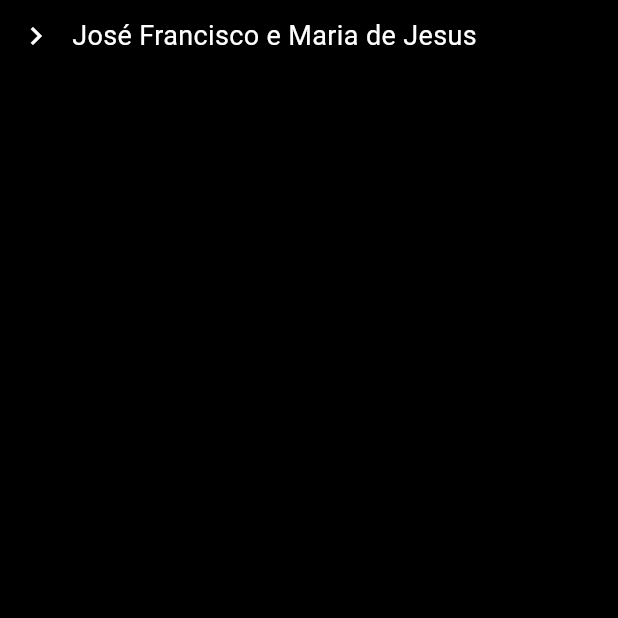
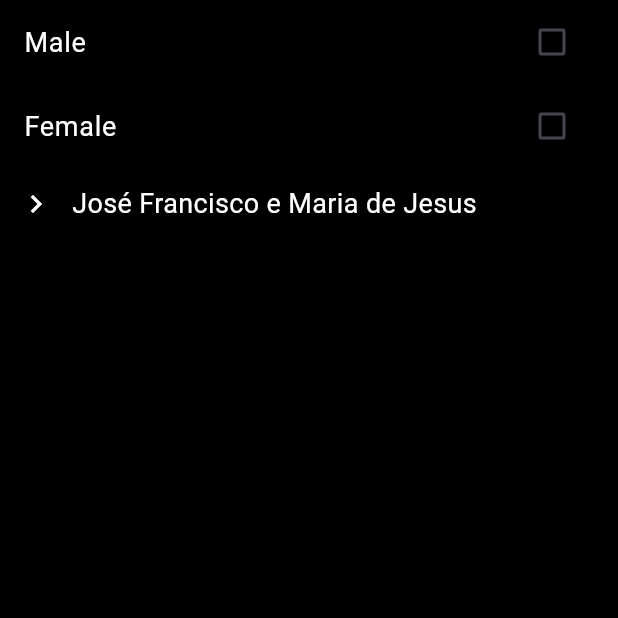
Before and after one commit to AndreDrummer/tree-view, a Flutter app: the screen it shows after launch, on a phone screen of 412 x 824 dp, the top half of it. Run offline on Flutter 3.47's test engine with Material 3 defaults, Android fonts, the phone set to English and light mode, and no system bars.

Commit message:
filtering by gender

```diff
--- a/lib/controller/controller.dart
+++ b/lib/controller/controller.dart
@@ -2,28 +2,32 @@ import 'package:flutter/material.dart';
 import 'package:tree_view/models/person.dart';
 
 class Controller with ChangeNotifier {
-  Person _family = Person(
+  static final Person _originalRoot = Person(
     id: 1,
     name: "José Francisco e Maria de Jesus",
+    gender: PersonGender.male,
     children: [
       Person(
         id: 2,
         name: "Edna Jesus",
+        gender: PersonGender.female,
         children: [
           Person(
             id: 7,
             name: "André",
+            gender: PersonGender.male,
             children: [
-              Person(name: "Liu Kang", id: 18),
-              Person(name: "Scottie", id: 19),
+              Person(name: "Liu Kang", id: 18, gender: PersonGender.male),
+              Person(name: "Scottie", id: 19, gender: PersonGender.female),
             ],
           ),
-          Person(name: "Ana", id: 8),
+          Person(name: "Ana", id: 8, gender: PersonGender.female),
           Person(
             id: 9,
             name: "Alisson",
+            gender: PersonGender.male,
             children: [
-              Person(name: "Luke", id: 20),
+              Person(name: "Luke", id: 20, gender: PersonGender.male),
             ],
           ),
         ],
@@ -31,61 +35,116 @@ class Controller with ChangeNotifier {
       Person(
         id: 3,
         name: "Erika Jesus",
+        gender: PersonGender.female,
         children: [
-          Person(name: "Erik", id: 10),
+          Person(name: "Erik", id: 10, gender: PersonGender.male),
           Person(
             id: 11,
             name: "Evellyn",
+            gender: PersonGender.female,
             children: [
               Person(
                 id: 12,
                 name: "Romeu e Julieta",
                 children: [
-                  Person(name: "Cuxurrin 1", id: 13),
-                  Person(name: "Cuxurrin 2", id: 14),
-                  Person(name: "Cuxurrin 3", id: 15),
-                  Person(name: "Cuxurrin 4", id: 16),
-                  Person(name: "Cuxurrin 5", id: 17),
+                  Person(name: "Cuxurrin 1", id: 13, gender: PersonGender.male),
+                  Person(
+                      name: "Cuxurrin 2", id: 14, gender: PersonGender.female),
+                  Person(name: "Cuxurrin 3", id: 15, gender: PersonGender.male),
+                  Person(
+                      name: "Cuxurrin 4", id: 16, gender: PersonGender.female),
+                  Person(name: "Cuxurrin 5", id: 17, gender: PersonGender.male),
                 ],
               ),
             ],
           ),
-          Person(name: "Everthon", id: 21),
+          Person(name: "Everthon", id: 21, gender: PersonGender.male),
         ],
       ),
       Person(
         id: 4,
         name: "Edson Jesus",
+        gender: PersonGender.male,
         children: [
           Person(
             id: 22,
             name: "Wadson Jesus",
+            gender: PersonGender.male,
             children: [
-              Person(name: "Bruno", id: 23),
+              Person(name: "Bruno", id: 23, gender: PersonGender.male),
             ],
           ),
-          Person(name: "Mariah", id: 24),
+          Person(name: "Mariah", id: 24, gender: PersonGender.female),
         ],
       ),
-      Person(name: "Eudes Jesus", id: 5),
+      Person(name: "Eudes Jesus", id: 5, gender: PersonGender.male),
       Person(
         id: 6,
         name: "Hélida Jesus",
+        gender: PersonGender.female,
         children: [
-          Person(name: "César", id: 25),
-          Person(name: "Silas", id: 26),
+          Person(name: "César", id: 25, gender: PersonGender.male),
+          Person(name: "Silas", id: 26, gender: PersonGender.male),
         ],
       ),
     ],
   );
 
-  Person get root => _family;
+  static Person _root = _originalRoot;
+
+  Person get root => _root;
+
+  void _setRoot(Person node) {
+    _root = node;
+  }
+
+  PersonGender genderTypeFilter = PersonGender.none;
+  PersonGender get female => PersonGender.female;
+  PersonGender get male => PersonGender.male;
+  PersonGender get none => PersonGender.none;
 
   void toogleNodeView(Person node) {
-    final newNode = node.expanded ? node.close() : node.open();
-    final updatedNode = _family.updateNode(newNode);
+    final updatedNode = node.expanded ? node.close() : node.open();
 
-    if (node.id == root.id) _family = updatedNode ?? _family;
+    bool nodeWithIdPredicate(Person innerNode) {
+      return innerNode.id == node.id;
+    }
+
+    final newNode = root.toggleNode(updatedNode, nodeWithIdPredicate);
+
+    if (node.id == root.id) _setRoot(newNode ?? root);
+
+    notifyListeners();
+  }
+
+  void filterByMaleGender() {
+    if (genderTypeFilter == male) {
+      genderTypeFilter = none;
+    } else {
+      genderTypeFilter = male;
+    }
+
+    _filterByGender();
+  }
+
+  void filterByFemaleGender() {
+    if (genderTypeFilter == female) {
+      genderTypeFilter = none;
+    } else {
+      genderTypeFilter = female;
+    }
+
+    _filterByGender();
+  }
+
+  void _filterByGender() {
+    _setRoot(_originalRoot);
+    final newNode = root.buildTreeWithPredicate(
+      (person) {
+        return person.gender == genderTypeFilter;
+      },
+    );
+    _setRoot(newNode ?? root);
 
     notifyListeners();
   }
--- a/lib/main.dart
+++ b/lib/main.dart
@@ -38,6 +38,25 @@ class MyHomePage extends StatefulWidget {
 }
 
 class _MyHomePageState extends State<MyHomePage> {
+  bool called = false;
+
+  void callOnce(VoidCallback call) {
+    if (!called) {
+      call();
+      setState(() {
+        called = true;
+      });
+    }
+  }
+
+  @override
+  void didChangeDependencies() {
+    // callOnce(() {
+    //   Provider.of<Controller>(context, listen: false).filterByMaleGender();
+    // });
+    super.didChangeDependencies();
+  }
+
   @override
   Widget build(BuildContext context) {
     return SafeArea(
@@ -47,11 +66,35 @@ class _MyHomePageState extends State<MyHomePage> {
           children: [
             Consumer<Controller>(
               builder: (context, controller, _) {
-                return TreeView(
-                  controller.root,
-                  toggleNodeView: (node) {
-                    controller.toogleNodeView(node);
-                  },
+                return Column(
+                  children: [
+                    CheckboxListTile(
+                      value: controller.genderTypeFilter == controller.male,
+                      onChanged: (value) {
+                        controller.filterByMaleGender();
+                      },
+                      title: const Text(
+                        "Male",
+                        style: TextStyle(color: Colors.white, fontSize: 18),
+                      ),
+                    ),
+                    CheckboxListTile(
+                      value: controller.genderTypeFilter == controller.female,
+                      onChanged: (value) {
+                        controller.filterByFemaleGender();
+                      },
+                      title: const Text(
+                        "Female",
+                        style: TextStyle(color: Colors.white, fontSize: 18),
+                      ),
+                    ),
+                    TreeView(
+                      controller.root,
+                      toggleNodeView: (node) {
+                        controller.toogleNodeView(node);
+                      },
+                    ),
+                  ],
                 );
               },
             ),
```
Also changed, not shown: lib/models/person.dart (+201 -34 lines).
